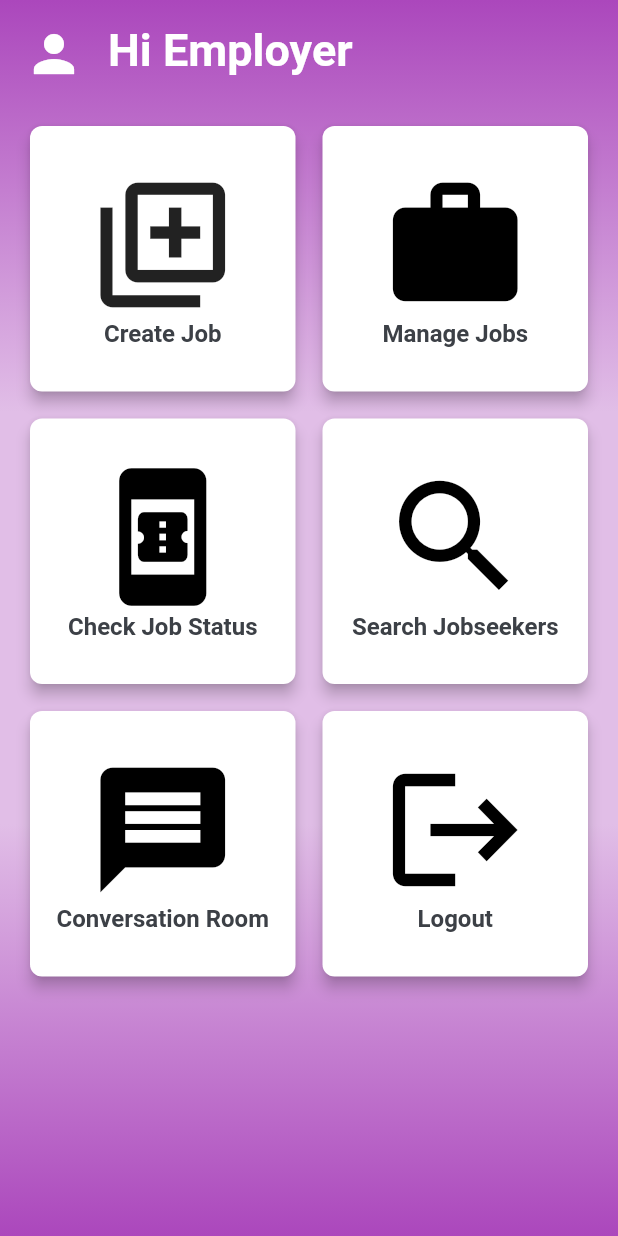
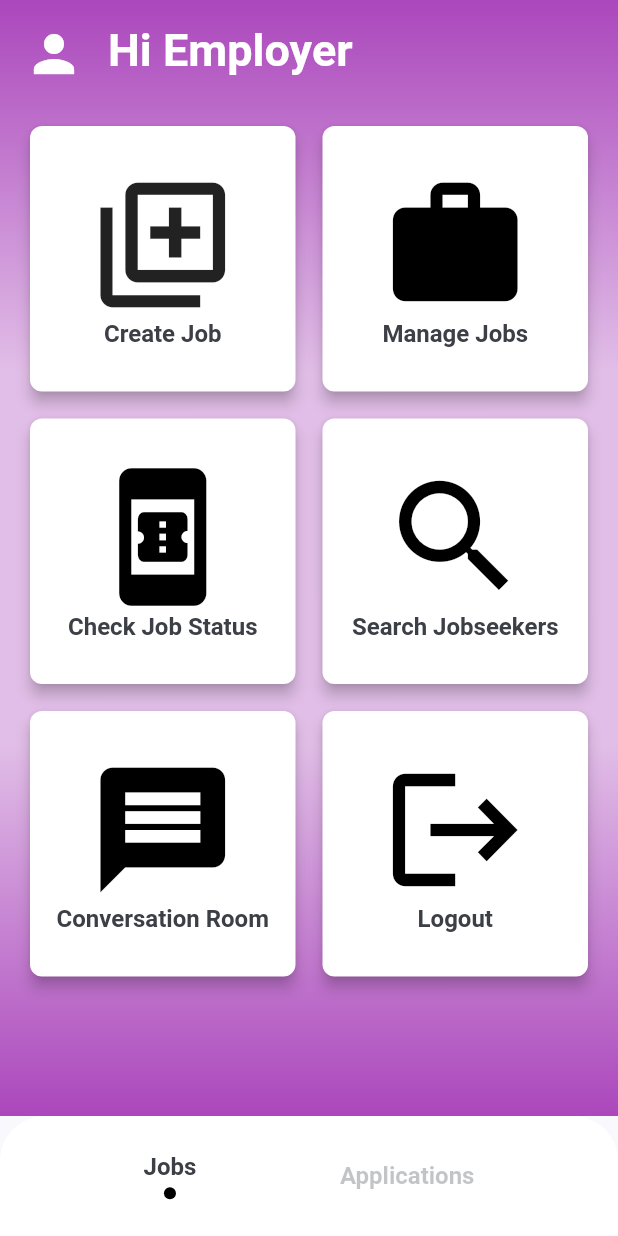
Before and after one commit to LingLiangChung/FYP, a Flutter app: the EmployerHome screen opened directly, on a phone screen of 412 x 824 dp. Run offline on Flutter 3.47's test engine with Material 2 defaults, Android fonts, the phone set to English and light mode, and no system bars; our stand-ins replace animated_splash_screen.

```diff
--- a/jobnow_users/lib/screens/employer/employer_home.dart
+++ b/jobnow_users/lib/screens/employer/employer_home.dart
@@ -7,6 +7,19 @@ import 'package:jobnow_users/screens/employer/search_jobseeker/jobseekers.dart';
 import 'login_page.dart';
 import 'job/create_job.dart';
 
+class NavigationItem {
+
+  String title;
+
+  NavigationItem(this.title);
+
+}
+List<NavigationItem> getNavigationItemList(){
+  return <NavigationItem>[
+    NavigationItem("Jobs"),
+    NavigationItem("Applications"),
+  ];
+}
 
 Widget cardCreateJob(BuildContext context){
   return InkWell(
@@ -205,8 +218,28 @@ Widget cardLogout(BuildContext context){
   );
 }
 
-class EmployerHome extends StatelessWidget {
+class EmployerHome extends StatefulWidget {
+  @override
+  State<EmployerHome> createState() => _EmployerHomeState();
+}
+
+class _EmployerHomeState extends State<EmployerHome> {
+  List<NavigationItem> navigationItems = getNavigationItemList();
+
+  late NavigationItem selectedItem;
+
+  late Widget currentWidgetView;
+
   late final EmployerModel employer;
+
+  @override
+  void initState() {
+    super.initState();
+    setState(() {
+      selectedItem = navigationItems[0];
+      currentWidgetView = EmployerHome();
+    });
+  }
 
   @override
   Widget build(BuildContext context) {
@@ -283,6 +316,79 @@ class EmployerHome extends StatelessWidget {
         ),
       ],
       ),
+      bottomNavigationBar: Container(
+        height: 80,
+        decoration: const BoxDecoration(
+          color: Colors.white,
+          borderRadius: BorderRadius.only(
+            topLeft: Radius.circular(30),
+            topRight: Radius.circular(30),
+          ),
+        ),
+        child: Row(
+          mainAxisAlignment: MainAxisAlignment.spaceEvenly,
+          children: buildNavigationItems(),
+        ),
+      ),
+    );
+  }
+
+  List<Widget> buildNavigationItems(){
+    List<Widget> list = [];
+    for (var navigationItem in navigationItems) {
+      list.add(buildNavigationItem(navigationItem));
+    }
+    return list;
+  }
+
+  Widget buildNavigationItem(NavigationItem item){
+    return GestureDetector(
+      onTap: () {
+        setState(() {
+          switch (item.title){
+            case "Jobs": currentWidgetView = ManageJob(); break;
+            case "Applications": currentWidgetView = EmployerChatRoom(); break;
+          }
+          selectedItem = item;
+        });
+      },
+      child: AnimatedOpacity(
+        duration: const Duration(milliseconds: 300),
+        opacity: selectedItem == item ? 1.0 : 0.3,
+        child: Column(
+          mainAxisAlignment: MainAxisAlignment.center,
+          children: <Widget>[
+
+            Text(
+              item.title,
+              style: const TextStyle(
+                fontSize: 16,
+                fontWeight: FontWeight.bold,
+              ),
+            ),
+
+            selectedItem == item
+            ? Column(
+              children: <Widget>[
+
+                const SizedBox(
+                  height: 4,
+                ),
+
+                Container(
+                  width: 8,
+                  height: 8,
+                  decoration: const BoxDecoration(
+                    color: Colors.black,
+                    shape: BoxShape.circle,
+                  ),
+                ),
+              ],
+            )
+            : Container(),
+          ],
+        ),
+      ),
     );
   }
 }
--- a/jobnow_version_1/pubspec.yaml
+++ b/jobnow_version_1/pubspec.yaml
@@ -23,6 +23,7 @@ environment:
 dependencies:
   flutter:
     sdk: flutter
+  splashscreen:
 
 
   # The following adds the Cupertino Icons font to your application.
@@ -32,6 +33,7 @@ dependencies:
   expandable:
   http: ^0.13.3
   url_launcher: ^6.0.9
+  animated_splash_screen: ^1.1.0
 
 
 dev_dependencies:
```
Also changed, not shown: jobnow_version_1/lib/main.dart (+9 -1 lines), jobnow_version_1/lib/screens/admin/home/components/admin_login.dart (+6 -5 lines), jobnow_version_1/lib/screens/loading/splash.dart (added, +27 -0 lines), jobnow_users/pubspec.lock, jobnow_version_1/pubspec.lock.
